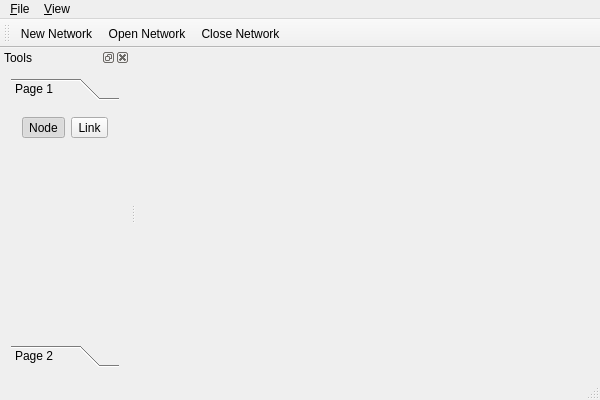
The window that src/neurolab/mainwindow.ui (chalcolith/neurolab) describes before a commit, drawn with Qt 5.
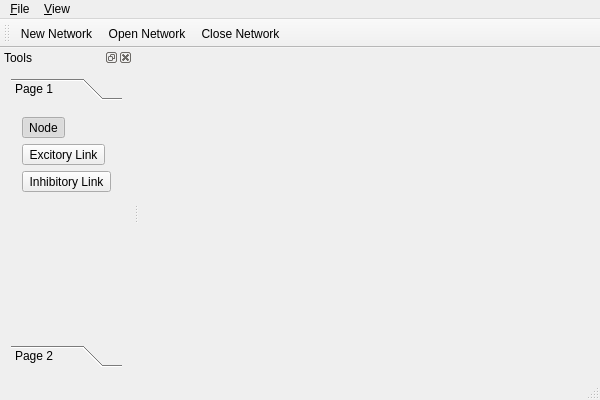
The same window after the commit.

Commit message: Factored out excitory vs. inhibitory links.

Diff of the .ui file:
```diff
--- a/src/neurolab/mainwindow.ui
+++ b/src/neurolab/mainwindow.ui
@@ -79,8 +79,8 @@
          <rect>
           <x>0</x>
           <y>0</y>
-          <width>174</width>
-          <height>240</height>
+          <width>104</width>
+          <height>224</height>
          </rect>
         </property>
         <attribute name="label">
@@ -103,10 +103,10 @@
            </property>
           </widget>
          </item>
-         <item row="0" column="1">
-          <widget class="QToolButton" name="linkButton">
+         <item row="2" column="0">
+          <widget class="QToolButton" name="eLinkButton">
            <property name="text">
-            <string>Link</string>
+            <string>Excitory Link</string>
            </property>
            <property name="checkable">
             <bool>true</bool>
@@ -116,6 +116,13 @@
            </property>
           </widget>
          </item>
+         <item row="3" column="0">
+          <widget class="QToolButton" name="iLinkButton">
+           <property name="text">
+            <string>Inhibitory Link</string>
+           </property>
+          </widget>
+         </item>
         </layout>
        </widget>
        <widget class="QWidget" name="page_2">
```
Left out of the diff: 4 changed lines with no effect on the pictures. The commit also changes 9 other files.
